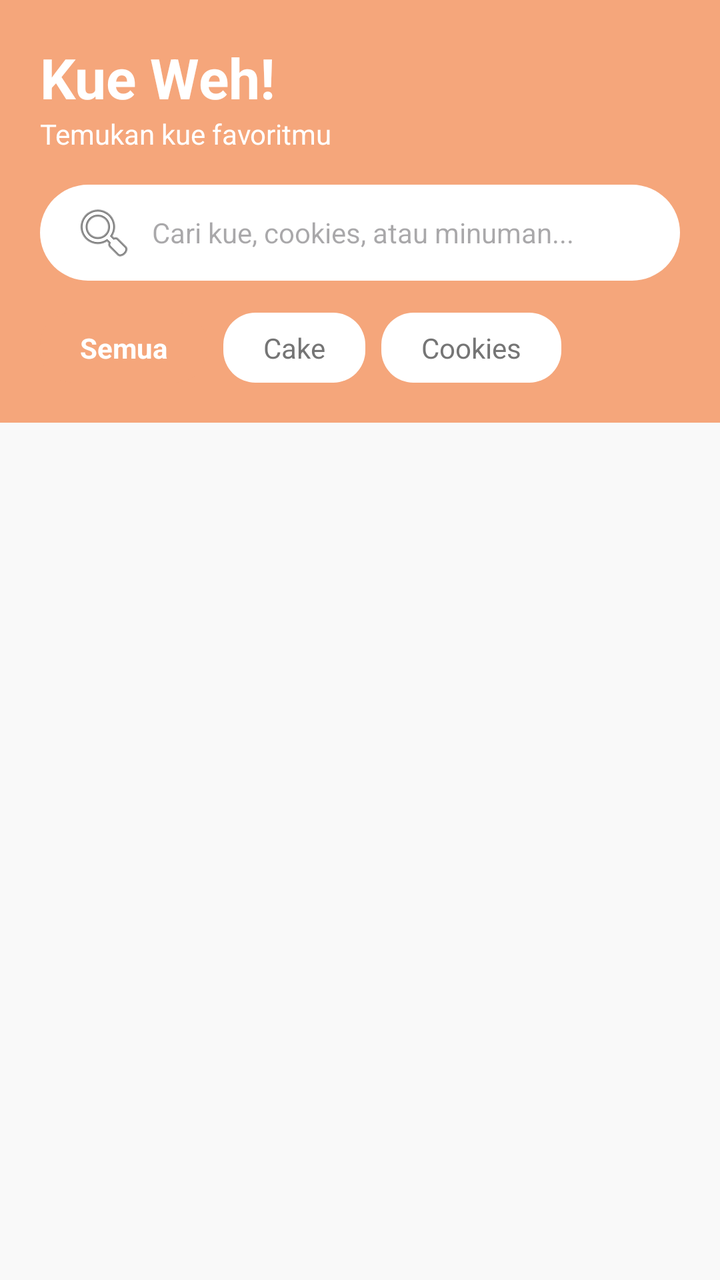
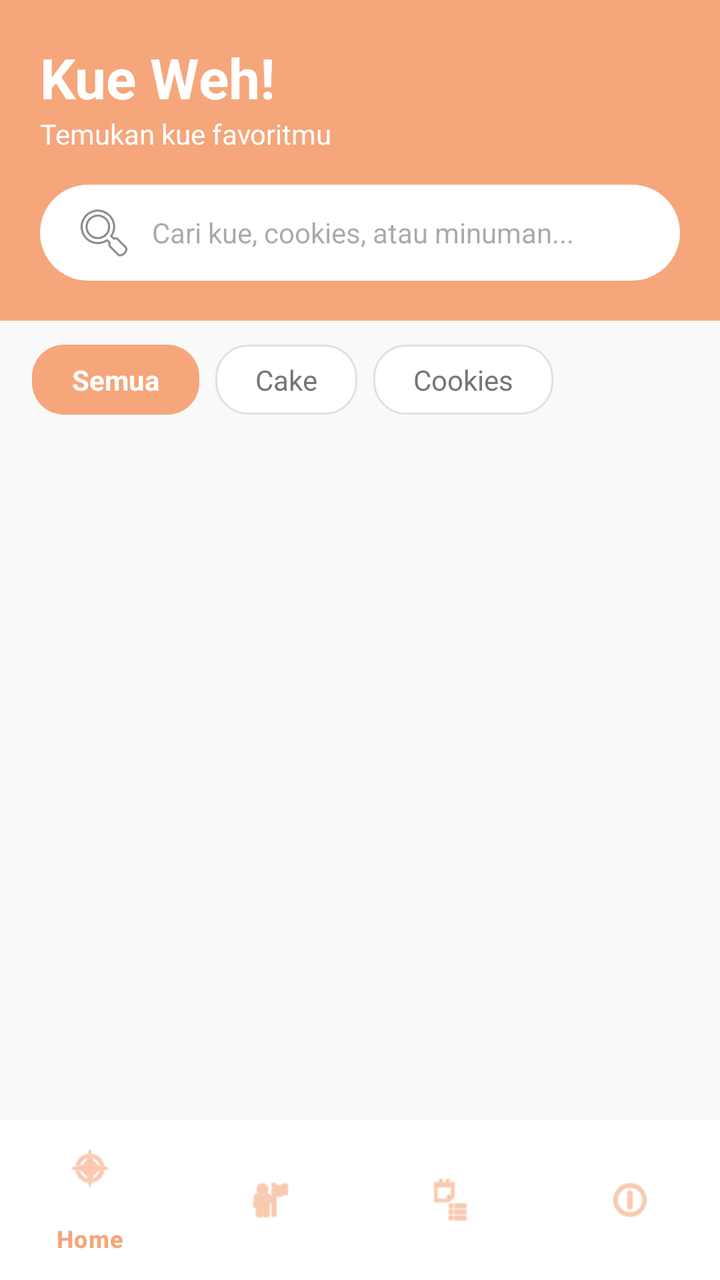

Screens rendered from an Android XML layout before and after an edit, with the pre-edit source and the edit as a unified diff.
<!-- AndroidManifest.xml: application theme Theme.KueWeh -->
<!-- res/layout/activity_main.xml -->
<?xml version="1.0" encoding="utf-8"?>
<LinearLayout xmlns:android="http://schemas.android.com/apk/res/android"
    xmlns:app="http://schemas.android.com/apk/res-auto"
    android:layout_width="match_parent"
    android:layout_height="match_parent"
    android:orientation="vertical"
    android:background="#F9F9F9">

    <LinearLayout
        android:layout_width="match_parent"
        android:layout_height="wrap_content"
        android:background="#F5A67B"
        android:orientation="vertical"
        android:padding="20dp">

        <TextView
            android:layout_width="wrap_content"
            android:layout_height="wrap_content"
            android:text="Kue Weh!"
            android:textColor="#FFFFFF"
            android:textSize="28sp"
            android:textStyle="bold" />

        <TextView
            android:layout_width="wrap_content"
            android:layout_height="wrap_content"
            android:layout_marginBottom="16dp"
            android:text="Temukan kue favoritmu"
            android:textColor="#FFFFFF"
            android:textSize="14sp" />

        <EditText
            android:layout_width="match_parent"
            android:layout_height="48dp"
            android:background="@drawable/bg_search_rounded"
            android:drawableStart="@android:drawable/ic_menu_search"
            android:drawablePadding="8dp"
            android:hint="Cari kue, cookies, atau minuman..."
            android:paddingStart="16dp"
            android:paddingEnd="16dp"
            android:textSize="14sp" />

        <HorizontalScrollView
            android:layout_width="match_parent"
            android:layout_height="wrap_content"
            android:layout_marginTop="16dp"
            android:scrollbars="none">

            <LinearLayout
                android:layout_width="wrap_content"
                android:layout_height="wrap_content"
                android:orientation="horizontal">

                <TextView
                    android:layout_width="wrap_content"
                    android:layout_height="wrap_content"
                    android:background="@drawable/bg_chip_active"
                    android:paddingHorizontal="20dp"
                    android:paddingVertical="8dp"
                    android:text="Semua"
                    android:textColor="#FFFFFF"
                    android:textStyle="bold" />

                <TextView
                    android:layout_width="wrap_content"
                    android:layout_height="wrap_content"
                    android:layout_marginStart="8dp"
                    android:background="@drawable/bg_chip_inactive"
                    android:paddingHorizontal="20dp"
                    android:paddingVertical="8dp"
                    android:text="Cake"
                    android:textColor="#757575" />

                <TextView
                    android:layout_width="wrap_content"
                    android:layout_height="wrap_content"
                    android:layout_marginStart="8dp"
                    android:background="@drawable/bg_chip_inactive"
                    android:paddingHorizontal="20dp"
                    android:paddingVertical="8dp"
                    android:text="Cookies"
                    android:textColor="#757575" />
            </LinearLayout>
        </HorizontalScrollView>
    </LinearLayout>

    <androidx.recyclerview.widget.RecyclerView
        android:id="@+id/rvKue"
        android:layout_width="match_parent"
        android:layout_height="0dp"
        android:layout_weight="1"
        android:padding="8dp"
        android:clipToPadding="false"
        app:layoutManager="androidx.recyclerview.widget.GridLayoutManager"
        app:spanCount="2" />
</LinearLayout>
<!-- resources referenced by this layout -->
<resources>
  <!-- drawable bg_chip_active (drawable) -->
  <?xml version="1.0" encoding="utf-8"?>
  <shape xmlns:android="http://schemas.android.com/apk/res/android">
      <solid android:color="#F5A67B" /> <corners android:radius="16dp" />
  </shape>
  <!-- drawable bg_chip_inactive (drawable) -->
  <?xml version="1.0" encoding="utf-8"?>
  <shape xmlns:android="http://schemas.android.com/apk/res/android">
      <solid android:color="#FFFFFF" />
      <corners android:radius="16dp" />
  </shape>
  <!-- drawable bg_search_rounded (drawable) -->
  <?xml version="1.0" encoding="utf-8"?>
  <shape xmlns:android="http://schemas.android.com/apk/res/android">
      <solid android:color="#FFFFFF" />
      <corners android:radius="24dp" /> </shape>
  <style name="Theme.KueWeh" parent="Base.Theme.KueWeh" />
  <style name="Base.Theme.KueWeh" parent="Theme.Material3.DayNight.NoActionBar">
          
          
      </style>
</resources>

<!-- the commit's change to res/layout/activity_main.xml (unified diff, before → after) -->
@@ -3,8 +3,8 @@
     xmlns:app="http://schemas.android.com/apk/res-auto"
     android:layout_width="match_parent"
     android:layout_height="match_parent"
-    android:orientation="vertical"
-    android:background="#F9F9F9">
+    android:background="#F9F9F9"
+    android:orientation="vertical">
 
     <LinearLayout
         android:layout_width="match_parent"
@@ -39,58 +39,69 @@
             android:paddingStart="16dp"
             android:paddingEnd="16dp"
             android:textSize="14sp" />
+    </LinearLayout>
+    <HorizontalScrollView
+        android:layout_width="match_parent"
+        android:layout_height="wrap_content"
+        android:paddingHorizontal="16dp"
+        android:paddingVertical="12dp"
+        android:scrollbars="none">
 
-        <HorizontalScrollView
-            android:layout_width="match_parent"
+        <LinearLayout
+            android:layout_width="wrap_content"
             android:layout_height="wrap_content"
-            android:layout_marginTop="16dp"
-            android:scrollbars="none">
+            android:orientation="horizontal">
 
-            <LinearLayout
+            <TextView
                 android:layout_width="wrap_content"
                 android:layout_height="wrap_content"
-                android:orientation="horizontal">
+                android:background="@drawable/bg_chip_active"
+                android:paddingHorizontal="20dp"
+                android:paddingVertical="8dp"
+                android:text="Semua"
+                android:textColor="#FFFFFF"
+                android:textStyle="bold" />
 
-                <TextView
-                    android:layout_width="wrap_content"
-                    android:layout_height="wrap_content"
-                    android:background="@drawable/bg_chip_active"
-                    android:paddingHorizontal="20dp"
-                    android:paddingVertical="8dp"
-                    android:text="Semua"
-                    android:textColor="#FFFFFF"
-                    android:textStyle="bold" />
+            <TextView
+                android:layout_width="wrap_content"
+                android:layout_height="wrap_content"
+                android:layout_marginStart="8dp"
+                android:background="@drawable/bg_chip_inactive"
+                android:paddingHorizontal="20dp"
+                android:paddingVertical="8dp"
+                android:text="Cake"
+                android:textColor="#757575" />
 
-                <TextView
-                    android:layout_width="wrap_content"
-                    android:layout_height="wrap_content"
-                    android:layout_marginStart="8dp"
-                    android:background="@drawable/bg_chip_inactive"
-                    android:paddingHorizontal="20dp"
-                    android:paddingVertical="8dp"
-                    android:text="Cake"
-                    android:textColor="#757575" />
-
-                <TextView
-                    android:layout_width="wrap_content"
-                    android:layout_height="wrap_content"
-                    android:layout_marginStart="8dp"
-                    android:background="@drawable/bg_chip_inactive"
-                    android:paddingHorizontal="20dp"
-                    android:paddingVertical="8dp"
-                    android:text="Cookies"
-                    android:textColor="#757575" />
-            </LinearLayout>
-        </HorizontalScrollView>
-    </LinearLayout>
+            <TextView
+                android:layout_width="wrap_content"
+                android:layout_height="wrap_content"
+                android:layout_marginStart="8dp"
+                android:background="@drawable/bg_chip_inactive"
+                android:paddingHorizontal="20dp"
+                android:paddingVertical="8dp"
+                android:text="Cookies"
+                android:textColor="#757575" />
+        </LinearLayout>
+    </HorizontalScrollView>
 
     <androidx.recyclerview.widget.RecyclerView
         android:id="@+id/rvKue"
         android:layout_width="match_parent"
         android:layout_height="0dp"
         android:layout_weight="1"
+        android:clipToPadding="false"
         android:padding="8dp"
-        android:clipToPadding="false"
         app:layoutManager="androidx.recyclerview.widget.GridLayoutManager"
         app:spanCount="2" />
+
+    <com.google.android.material.bottomnavigation.BottomNavigationView
+        android:id="@+id/bottom_navigation"
+        android:layout_width="match_parent"
+        android:layout_height="wrap_content"
+        android:background="#FFFFFF"
+        app:elevation="8dp"
+        app:itemIconTint="#F5A67B"
+        app:itemTextColor="#F5A67B"
+        app:menu="@menu/bottom_nav_menu" />
+
 </LinearLayout>
<!-- resource entries referenced after the edit -->
@@ -9,7 +9,7 @@
   <?xml version="1.0" encoding="utf-8"?>
   <shape xmlns:android="http://schemas.android.com/apk/res/android">
       <solid android:color="#FFFFFF" />
-      <corners android:radius="16dp" />
+      <stroke android:width="1dp" android:color="#E0E0E0" /> <corners android:radius="16dp" />
   </shape>
   <!-- drawable bg_search_rounded (drawable) -->
   <?xml version="1.0" encoding="utf-8"?>
